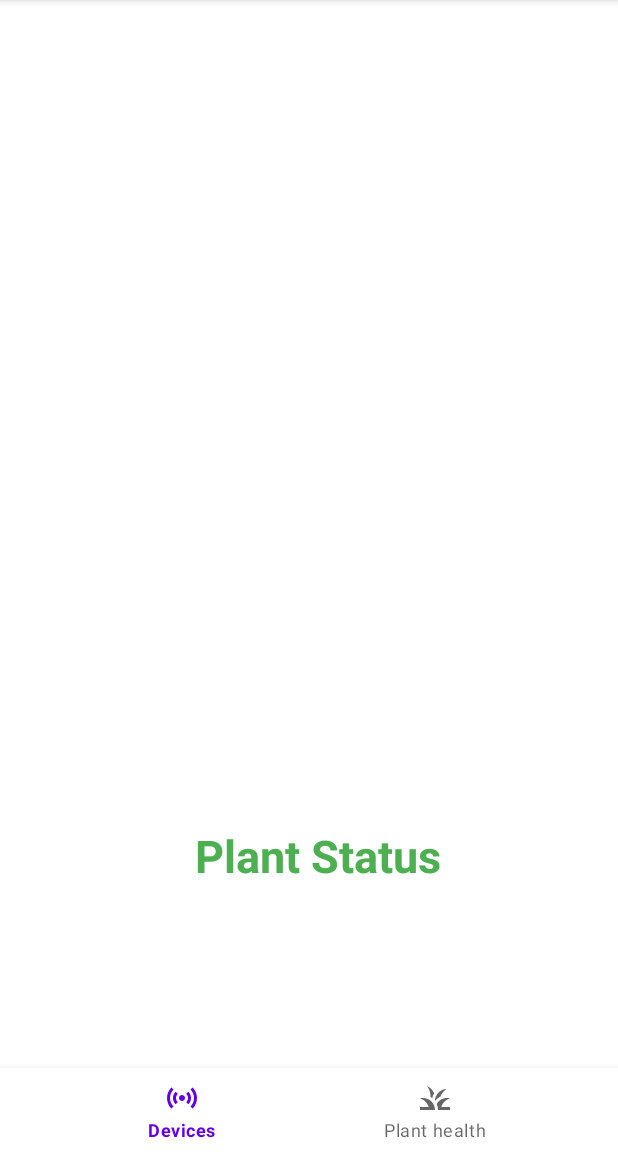
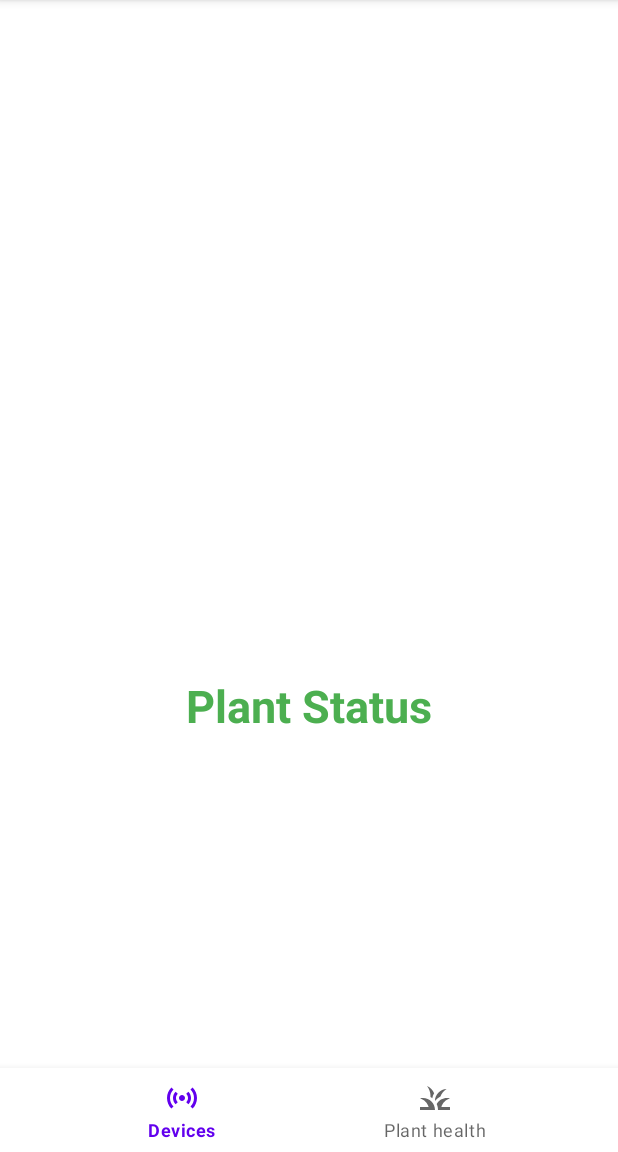
Before and after one commit to hardcoresummer/AIoT, an Android app: the PlantHealthFragment screen opened through its navigation route, on a phone screen of 412 x 824 dp, the part 84-1236 px from its top. Run offline under Robolectric (Android 15) with nearby library versions, the phone set to English and light mode, and no system bars; our stand-ins replace Shimmer, Volley; libraries missing offline, so code that uses them is left out: org.eclipse.paho; 9 statements that could not run were skipped.

Commit message:
UI Change
Modify some layout and margin

```diff
--- a/IoTDashboard/app/src/main/java/com/project/iotdashboard/MQTTHelper.java
+++ b/IoTDashboard/app/src/main/java/com/project/iotdashboard/MQTTHelper.java
@@ -25,7 +25,7 @@ public class MQTTHelper {
     final String clientId = "12312122";
     final String serverUri = "tcp://io.adafruit.com:1883";
     final String username = "thaotran";
-    final String password = "aio_ZOEQ65uQvLUtOpomVfUn4KSZooOx";
+    final String password = "aio_JayG32iUQD4wmHRX68fpLmHWEd8T";
 
 
     public MQTTHelper(Context context,String[] topics) {
--- a/IoTDashboard/app/src/main/res/layout/fragment_plant_health.xml
+++ b/IoTDashboard/app/src/main/res/layout/fragment_plant_health.xml
@@ -19,12 +19,11 @@
         android:id="@+id/textView5"
         android:layout_width="wrap_content"
         android:layout_height="wrap_content"
-        android:paddingTop="550dp"
-        android:paddingBottom="50dp"
-        android:layout_marginLeft="130dp"
+        android:layout_gravity="center_horizontal"
+        android:paddingTop="450dp"
         android:text="Plant Status"
+        android:textColor="#4CAF50"
         android:textSize="30sp"
-        android:textColor="#4CAF50"
         android:textStyle="bold" />
 
 </FrameLayout>
```
Also changed, not shown: IoTDashboard/app/src/main/res/layout/fragment_sensor.xml (+4 -4 lines).
